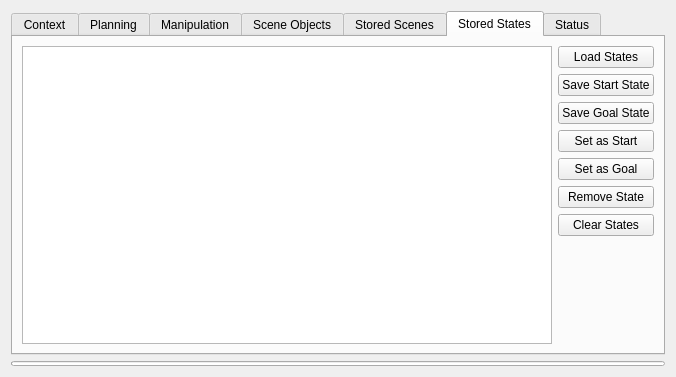
The window that visualization/motion_planning_rviz_plugin/src/ui/motion_planning_rviz_plugin_frame.ui (ros-gbp/moveit_ros-release) describes before a commit, drawn with Qt 5.
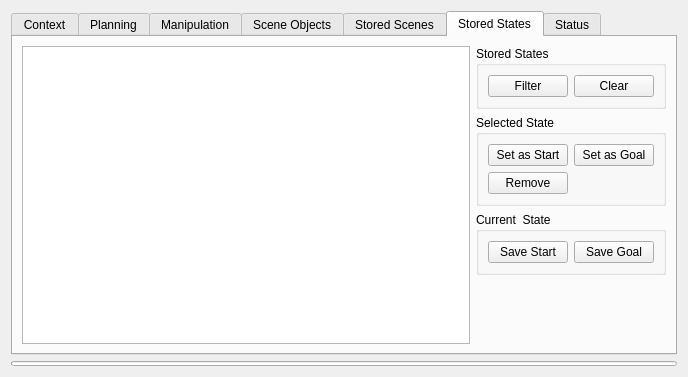
The same window after the commit. The open tabs and pages were chosen to show the change.

Diff of the .ui file:
```diff
--- a/visualization/motion_planning_rviz_plugin/src/ui/motion_planning_rviz_plugin_frame.ui
+++ b/visualization/motion_planning_rviz_plugin/src/ui/motion_planning_rviz_plugin_frame.ui
@@ -6,7 +6,7 @@
    <rect>
     <x>0</x>
     <y>0</y>
-    <width>676</width>
+    <width>688</width>
     <height>377</height>
    </rect>
   </property>
@@ -1257,52 +1257,79 @@
        <item>
         <layout class="QVBoxLayout" name="verticalLayout_4">
          <item>
+          <widget class="QGroupBox" name="groupBox_15">
+           <property name="title">
+            <string>Stored States</string>
+           </property>
+           <layout class="QGridLayout" name="gridLayout_17">
+            <item row="0" column="0">
           <widget class="QPushButton" name="load_state_button">
            <property name="text">
-            <string>Load States</string>
+               <string>Filter</string>
            </property>
           </widget>
          </item>
-         <item>
-          <widget class="QPushButton" name="save_start_state_button">
+            <item row="0" column="1">
+             <widget class="QPushButton" name="clear_states_button">
            <property name="text">
-            <string>Save Start State</string>
+               <string>Clear</string>
            </property>
           </widget>
          </item>
-         <item>
-          <widget class="QPushButton" name="save_goal_state_button">
-           <property name="text">
-            <string>Save Goal State</string>
-           </property>
+           </layout>
           </widget>
          </item>
          <item>
+          <widget class="QGroupBox" name="groupBox_16">
+           <property name="title">
+            <string>Selected State</string>
+           </property>
+           <layout class="QGridLayout" name="gridLayout_15">
+            <item row="0" column="0">
           <widget class="QPushButton" name="set_as_start_state_button">
            <property name="text">
             <string>Set as Start</string>
            </property>
           </widget>
          </item>
-         <item>
+            <item row="0" column="1">
           <widget class="QPushButton" name="set_as_goal_state_button">
            <property name="text">
             <string>Set as Goal</string>
            </property>
           </widget>
          </item>
-         <item>
+            <item row="1" column="0">
           <widget class="QPushButton" name="remove_state_button">
            <property name="text">
-            <string>Remove State</string>
-           </property>
+               <string>Remove</string>
+              </property>
+             </widget>
+            </item>
+           </layout>
           </widget>
          </item>
          <item>
-          <widget class="QPushButton" name="clear_states_button">
+          <widget class="QGroupBox" name="groupBox_17">
+           <property name="title">
+            <string>Current  State</string>
+           </property>
+           <layout class="QGridLayout" name="gridLayout_16">
+            <item row="0" column="0">
+             <widget class="QPushButton" name="save_start_state_button">
            <property name="text">
-            <string>Clear States</string>
-           </property>
+               <string>Save Start</string>
+              </property>
+             </widget>
+            </item>
+            <item row="0" column="1">
+             <widget class="QPushButton" name="save_goal_state_button">
+              <property name="text">
+               <string>Save Goal</string>
+              </property>
+             </widget>
+            </item>
+           </layout>
           </widget>
          </item>
          <item>
```
Left out of the diff: 18 changed lines with no effect on the pictures. Lines whose indentation alone changed are shown as unchanged.
